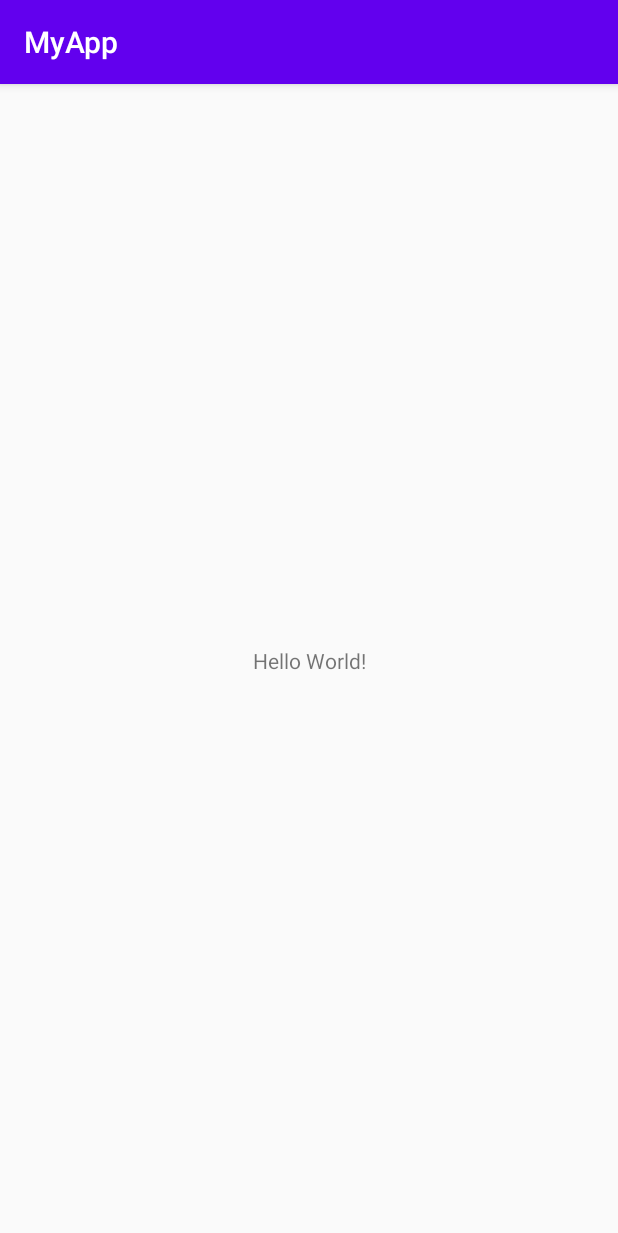
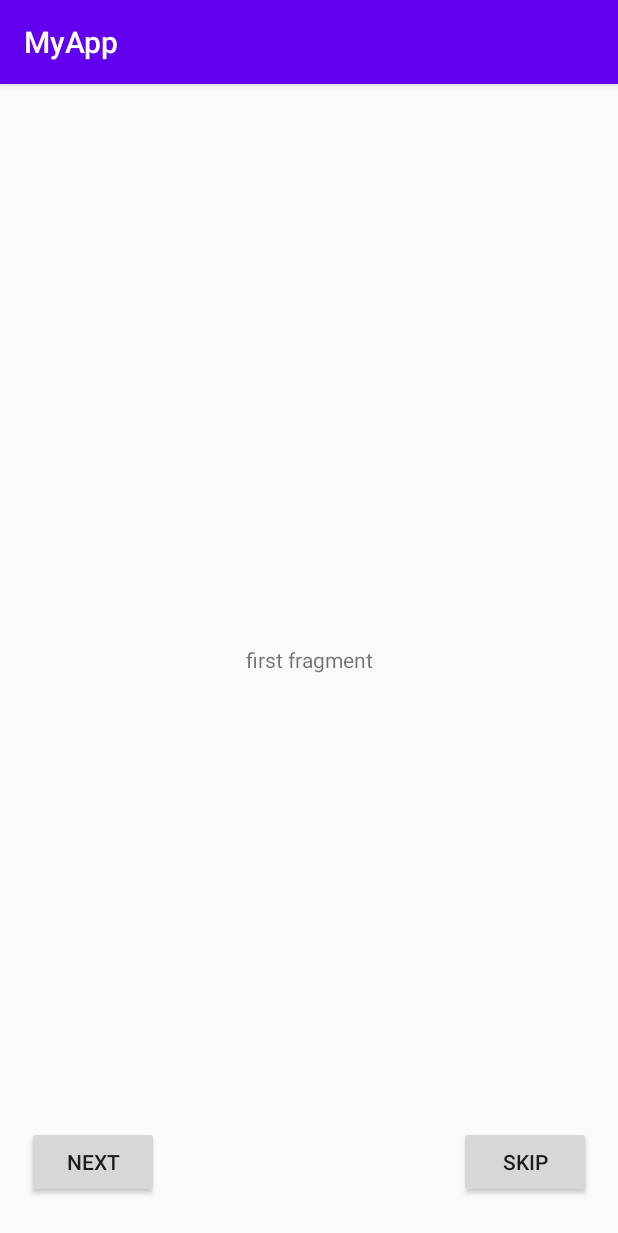
Before and after one commit to PhenomenalMatrix/MyApp, an Android app: the screen it shows after launch (MainActivity before the commit, IntroActivity after it), on a phone screen of 412 x 824 dp. Shown: the top 1233 px of the screen. Run offline under Robolectric (Android 15) with nearby library versions, the phone set to English and light mode, and no system bars.

Commit message:
first_task

```diff
--- a/app/build.gradle
+++ b/app/build.gradle
@@ -26,8 +26,12 @@ android {
 dependencies {
     implementation fileTree(dir: 'libs', include: ['*.jar'])
 
+    implementation "androidx.cardview:cardview:1.0.0"
+
+
     implementation 'androidx.appcompat:appcompat:1.1.0'
     implementation 'androidx.constraintlayout:constraintlayout:1.1.3'
+    implementation 'androidx.legacy:legacy-support-v4:1.0.0'
     testImplementation 'junit:junit:4.12'
     androidTestImplementation 'androidx.test.ext:junit:1.1.1'
     androidTestImplementation 'androidx.test.espresso:espresso-core:3.2.0'
--- a/app/src/main/AndroidManifest.xml
+++ b/app/src/main/AndroidManifest.xml
@@ -9,13 +9,15 @@
         android:roundIcon="@mipmap/ic_launcher_round"
         android:supportsRtl="true"
         android:theme="@style/AppTheme">
-        <activity android:name=".MainActivity">
+        <activity android:name=".intro.IntroActivity">
             <intent-filter>
                 <action android:name="android.intent.action.MAIN" />
 
                 <category android:name="android.intent.category.LAUNCHER" />
             </intent-filter>
         </activity>
+        <activity android:name=".MainActivity">
+        </activity>
     </application>
 
 </manifest>
--- /dev/null
+++ b/app/src/main/java/com/example/myapp/intro/IntroActivity.java
@@ -0,0 +1,126 @@
+package com.example.myapp.intro;
+
+import androidx.annotation.NonNull;
+import androidx.appcompat.app.AppCompatActivity;
+import androidx.fragment.app.Fragment;
+import androidx.fragment.app.FragmentManager;
+import androidx.fragment.app.FragmentPagerAdapter;
+import androidx.viewpager.widget.ViewPager;
+
+import android.content.Intent;
+import android.os.Bundle;
+import android.util.Log;
+import android.view.View;
+import android.widget.Button;
+
+import com.example.myapp.MainActivity;
+import com.example.myapp.R;
+
+public class IntroActivity extends AppCompatActivity {
+
+    private ViewPager viewPager;
+    private Button btnNext;
+    private Button btnSkip;
+
+    int page = 0;
+
+    @Override
+    protected void onCreate(Bundle savedInstanceState) {
+        super.onCreate(savedInstanceState);
+        setContentView(R.layout.activity_intro);
+
+        btnNext = findViewById(R.id.btn_next);
+        btnSkip = findViewById(R.id.btn_skip);
+
+
+        setupViewPager();
+
+        pageChange();
+
+        nextPage();
+
+        skipPages(btnSkip);
+
+    }
+
+    private void pageChange() {
+        viewPager.addOnPageChangeListener(new ViewPager.OnPageChangeListener() {
+            @Override
+            public void onPageScrolled(int position, float positionOffset, int positionOffsetPixels) {
+
+            }
+
+            @Override
+            public void onPageSelected(int position) {
+                page = position;
+                switch (position){
+                    case 0:
+                        break;
+                    case 1:
+                        btnSkip.setVisibility(View.VISIBLE);
+                        btnNext.setText("next");
+                        nextPage();
+                        break;
+                    case 2:
+                        btnSkip.setVisibility(View.GONE);
+                        btnNext.setText("start");
+                        skipPages(btnNext);
+                        break;
+                }
+            }
+
+            @Override
+            public void onPageScrollStateChanged(int state) {
+
+            }
+        });
+    }
+
+    private void setupViewPager() {
+        viewPager = findViewById(R.id.ViewPager);
+        viewPager.setAdapter(new IntroFragmentAdapter(getSupportFragmentManager()));
+    }
+
+    public void nextPage(){
+        btnNext.setOnClickListener(new View.OnClickListener() {
+            @Override
+            public void onClick(View v) {
+                    viewPager.setCurrentItem(viewPager.getCurrentItem() + 1, true);
+            }
+        });
+    }
+
+    public void skipPages(Button btn){
+        btn.setOnClickListener(new View.OnClickListener() {
+            @Override
+            public void onClick(View v) {
+                Intent intent = new Intent(IntroActivity.this, MainActivity.class);
+                startActivity(intent);
+                finish();
+            }
+        });
+    }
+
+
+    public class IntroFragmentAdapter extends FragmentPagerAdapter {
+
+        public IntroFragmentAdapter(@NonNull FragmentManager fm) {
+            super(fm, FragmentPagerAdapter.BEHAVIOR_RESUME_ONLY_CURRENT_FRAGMENT);
+        }
+
+        @NonNull
+        @Override
+        public Fragment getItem(int position) {
+            Bundle bundle = new Bundle();
+            bundle.putInt("pos",position);
+            IntroFragment introFragment = new IntroFragment();
+            introFragment.setArguments(bundle);
+            return introFragment;
+        }
+
+        @Override
+        public int getCount() {
+            return 3;
+        }
+    }
+}
--- /dev/null
+++ b/app/src/main/java/com/example/myapp/intro/IntroFragment.java
@@ -0,0 +1,50 @@
+package com.example.myapp.intro;
+
+import android.os.Bundle;
+
+import androidx.annotation.NonNull;
+import androidx.annotation.Nullable;
+import androidx.fragment.app.Fragment;
+
+import android.view.LayoutInflater;
+import android.view.View;
+import android.view.ViewGroup;
+import android.widget.TextView;
+
+import com.example.myapp.R;
+
+/**
+ * A simple {@link Fragment} subclass.
+ */
+public class IntroFragment extends Fragment {
+
+    public IntroFragment() {
+        // Required empty public constructor
+    }
+
+
+    @Override
+    public View onCreateView(LayoutInflater inflater, ViewGroup container,
+                             Bundle savedInstanceState) {
+        // Inflate the layout for this fragment
+        return inflater.inflate(R.layout.fragment_intro, container, false);
+    }
+
+    @Override
+    public void onViewCreated(@NonNull View view, @Nullable Bundle savedInstanceState) {
+        super.onViewCreated(view, savedInstanceState);
+        TextView textView = view.findViewById(R.id.txtView_fragmentIntroText);
+        int pos = getArguments().getInt("pos");
+        switch (pos){
+            case 0:
+                textView.setText("first fragment");
+                break;
+            case 1:
+                textView.setText("second fragment");
+                break;
+            case 2:
+                textView.setText("third fragment");
+                break;
+        }
+    }
+}
--- /dev/null
+++ b/app/src/main/res/layout/activity_intro.xml
@@ -0,0 +1,39 @@
+<?xml version="1.0" encoding="utf-8"?>
+<androidx.constraintlayout.widget.ConstraintLayout xmlns:android="http://schemas.android.com/apk/res/android"
+    xmlns:app="http://schemas.android.com/apk/res-auto"
+    xmlns:tools="http://schemas.android.com/tools"
+    android:layout_width="match_parent"
+    android:layout_height="match_parent"
+    tools:context=".intro.IntroActivity">
+
+    <androidx.viewpager.widget.ViewPager
+        android:id="@+id/ViewPager"
+        android:layout_width="match_parent"
+        android:layout_height="match_parent"/>
+
+    <LinearLayout
+        android:layout_width="match_parent"
+        android:layout_height="wrap_content"
+        app:layout_constraintBottom_toBottomOf="parent"
+        android:gravity="center_horizontal"
+        >
+
+    <Button
+        android:id="@+id/btn_next"
+        android:layout_width="wrap_content"
+        android:layout_height="wrap_content"
+        android:layout_marginRight="200dp"
+        android:layout_marginBottom="25dp"
+        android:text="next"/>
+
+    <Button
+        android:id="@+id/btn_skip"
+        android:layout_width="wrap_content"
+        android:layout_height="wrap_content"
+        android:text="skip"/>
+
+    </LinearLayout>
+
+
+
+</androidx.constraintlayout.widget.ConstraintLayout>
--- /dev/null
+++ b/app/src/main/res/layout/fragment_intro.xml
@@ -0,0 +1,18 @@
+<?xml version="1.0" encoding="utf-8"?>
+<LinearLayout xmlns:android="http://schemas.android.com/apk/res/android"
+    xmlns:tools="http://schemas.android.com/tools"
+    android:layout_width="match_parent"
+    android:layout_height="match_parent"
+    android:orientation="vertical"
+    android:gravity="center"
+    tools:context=".intro.IntroFragment">
+
+
+    <TextView
+        android:id="@+id/txtView_fragmentIntroText"
+        android:gravity="center"
+        android:layout_width="256dp"
+        android:layout_height="256dp"
+        android:text="@string/hello_blank_fragment" />
+
+</LinearLayout>
--- a/app/src/main/res/values/strings.xml
+++ b/app/src/main/res/values/strings.xml
@@ -1,3 +1,6 @@
 <resources>
     <string name="app_name">MyApp</string>
+
+    <!-- TODO: Remove or change this placeholder text -->
+    <string name="hello_blank_fragment">Hello blank fragment</string>
 </resources>
--- a/app/src/main/res/values/styles.xml
+++ b/app/src/main/res/values/styles.xml
@@ -8,4 +8,5 @@
         <item name="colorAccent">@color/colorAccent</item>
     </style>
 
+
 </resources>
```
